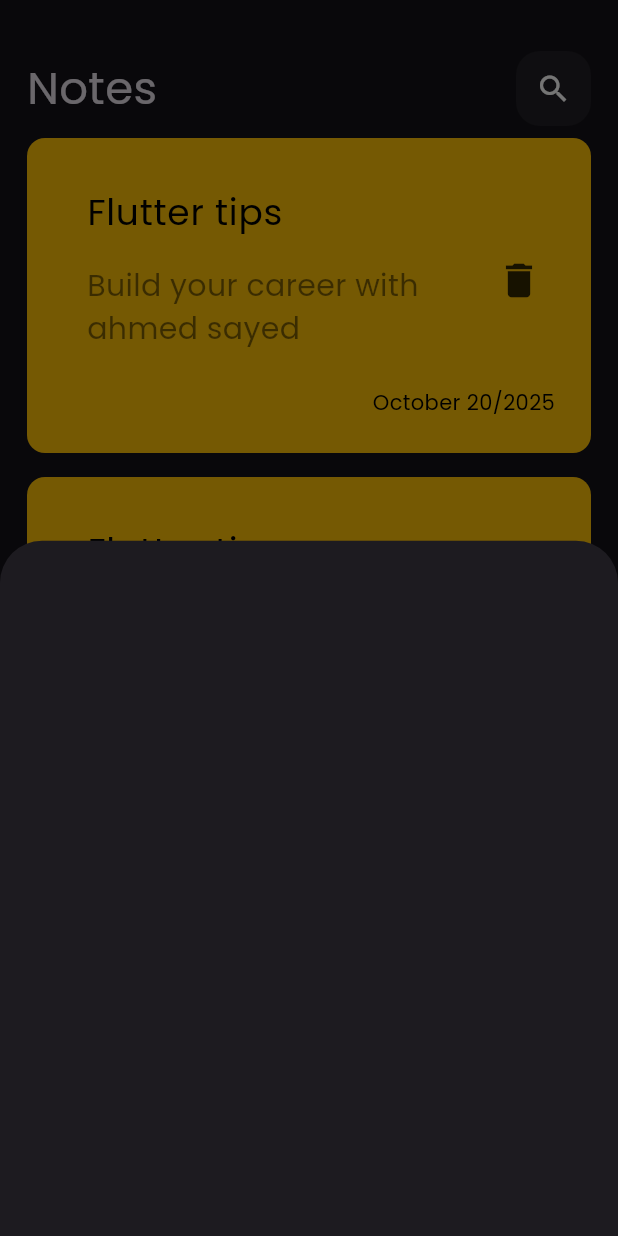
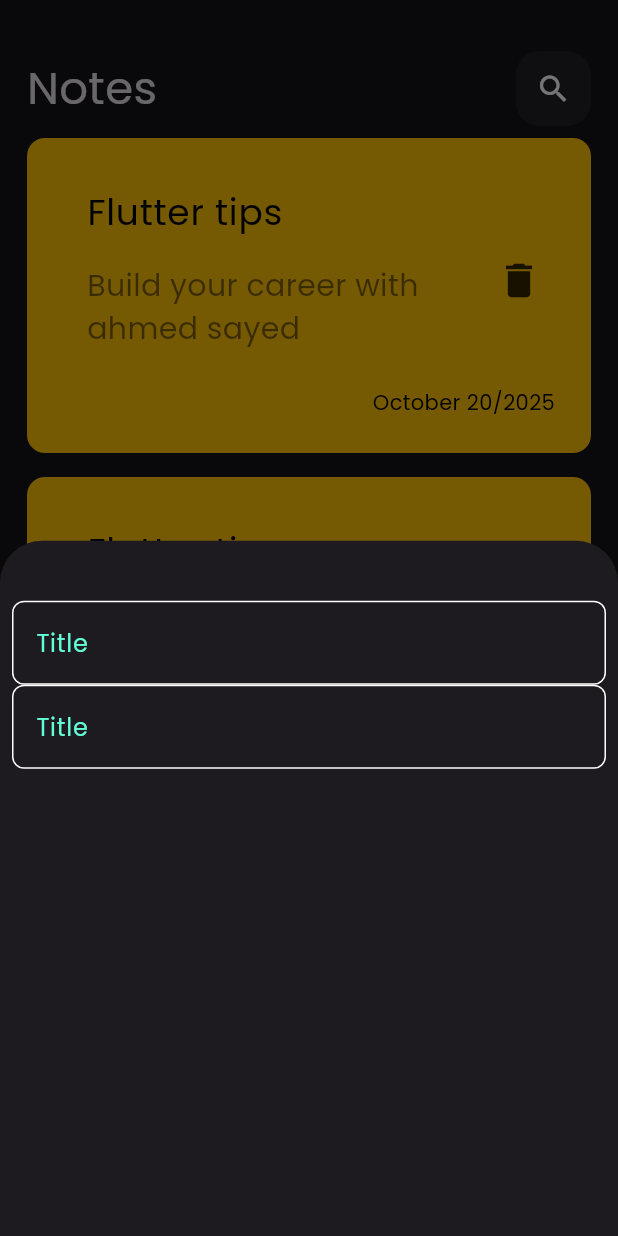
Before and after one commit to ahmedsaid50-asr/Notes_app, a Flutter app: the screen it shows after launch, after a tap on the "add" icon, on a phone screen of 412 x 824 dp. Run offline on Flutter 3.47's test engine with Material 3 defaults, Android fonts, the phone set to English and light mode, and no system bars.

Commit message:
create file constants and custom text feild and function build border

```diff
--- /dev/null
+++ b/lib/views/widgets/constants.dart
@@ -0,0 +1,3 @@
+import 'package:flutter/animation.dart';
+
+const kPrimaryColor = const Color(0xff62FCD7);
--- /dev/null
+++ b/lib/views/widgets/custom_textfeild.dart
@@ -0,0 +1,25 @@
+import 'package:flutter/material.dart';
+import 'package:notes_app/views/widgets/constants.dart';
+
+class CustomTextfeild extends StatelessWidget {
+  @override
+  Widget build(BuildContext context) {
+    return TextField(
+      cursorColor: kPrimaryColor,
+      decoration: InputDecoration(
+        hintText: "Title",
+        hintStyle: TextStyle(color: kPrimaryColor),
+        border: buildBorder(),
+        enabledBorder: buildBorder(),
+        focusedBorder: buildBorder(kPrimaryColor),
+      ),
+    );
+  }
+}
+
+OutlineInputBorder buildBorder([color]) {
+  return OutlineInputBorder(
+    borderSide: BorderSide(color: color ?? Colors.white),
+    borderRadius: BorderRadius.circular(8),
+  );
+}
--- a/lib/views/widgets/customize_sheet.dart
+++ b/lib/views/widgets/customize_sheet.dart
@@ -1,8 +1,20 @@
 import 'package:flutter/material.dart';
+import 'package:notes_app/views/widgets/custom_textfeild.dart';
 
 class CustomizeSheet extends StatelessWidget {
   @override
   Widget build(BuildContext context) {
-    return Container();
+    return Container(
+      child: Padding(
+        padding: const EdgeInsets.all(8.0),
+        child: Column(
+          children: [
+            SizedBox(height: 32),
+            CustomTextfeild(),
+            CustomTextfeild(),
+          ],
+        ),
+      ),
+    );
   }
 }
```
